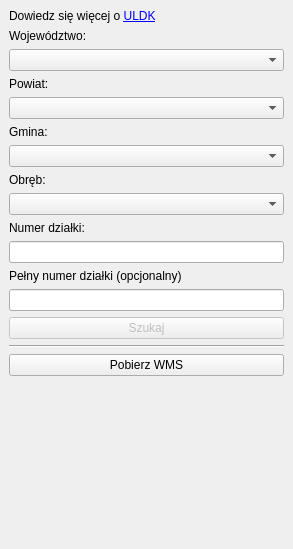
Qt form wyszukiwarka-gugik-uldk/plugin_dockwidget_base.ui (gis-support/wyszukiwarka-gugik-uldk) before a commit.
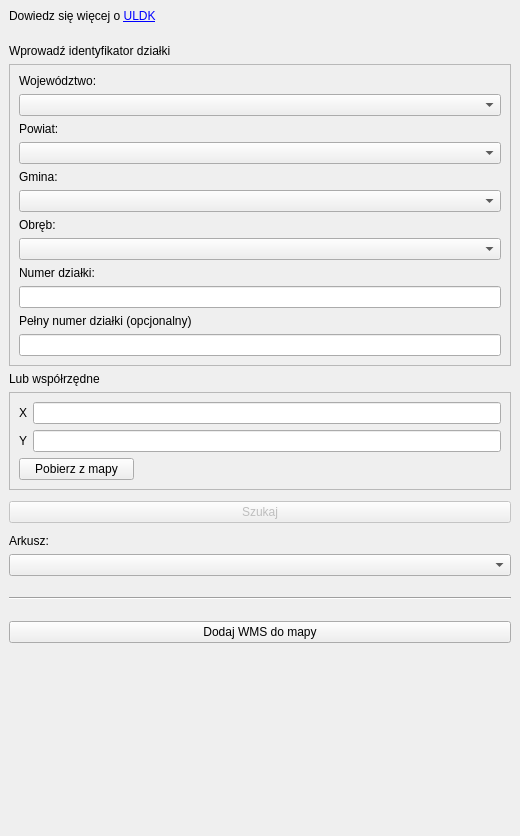
The same form after that commit.

Commit message: obsługa sytuacji gdy działka znajduje się na wielu arkuszach; dodana ikonka info

Diff of the .ui file:
```diff
--- a/wyszukiwarka-gugik-uldk/plugin_dockwidget_base.ui
+++ b/wyszukiwarka-gugik-uldk/plugin_dockwidget_base.ui
@@ -6,15 +6,15 @@
    <rect>
     <x>0</x>
     <y>0</y>
-    <width>293</width>
-    <height>549</height>
+    <width>520</width>
+    <height>836</height>
    </rect>
   </property>
   <property name="windowTitle">
    <string>Wyszukiwarka działek ewidencyjnych (GUGiK ULDK)</string>
   </property>
   <widget class="QWidget" name="dockWidgetContents">
-   <layout class="QVBoxLayout" name="verticalLayout">
+   <layout class="QVBoxLayout" name="verticalLayout_3">
     <item>
      <widget class="QLabel" name="lblInfo">
       <property name="text">
@@ -29,6 +29,38 @@
      </widget>
     </item>
     <item>
+     <spacer name="verticalSpacer_2">
+      <property name="orientation">
+       <enum>Qt::Vertical</enum>
+      </property>
+      <property name="sizeType">
+       <enum>QSizePolicy::Maximum</enum>
+      </property>
+      <property name="sizeHint" stdset="0">
+       <size>
+        <width>20</width>
+        <height>15</height>
+       </size>
+      </property>
+     </spacer>
+    </item>
+    <item>
+     <widget class="QLabel" name="label_8">
+      <property name="text">
+       <string>Wprowadź identyfikator działki</string>
+      </property>
+     </widget>
+    </item>
+    <item>
+     <widget class="QFrame" name="frame">
+      <property name="frameShape">
+       <enum>QFrame::StyledPanel</enum>
+      </property>
+      <property name="frameShadow">
+       <enum>QFrame::Raised</enum>
+      </property>
+      <layout class="QVBoxLayout" name="verticalLayout">
+       <item>
      <widget class="QLabel" name="label">
       <property name="text">
        <string>Województwo:</string>
@@ -95,12 +127,35 @@
      </widget>
     </item>
     <item>
+        <layout class="QFormLayout" name="formLayout">
+         <item row="0" column="0">
      <widget class="QLabel" name="label_6">
       <property name="text">
        <string>Pełny numer działki (opcjonalny)</string>
       </property>
      </widget>
     </item>
+         <item row="0" column="1">
+          <widget class="QLabel" name="label_info">
+           <property name="maximumSize">
+            <size>
+             <width>15</width>
+             <height>15</height>
+            </size>
+           </property>
+           <property name="toolTip">
+            <string>Możesz ręcznie wpisać kod TERYT działki</string>
+           </property>
+           <property name="text">
+            <string/>
+           </property>
+           <property name="scaledContents">
+            <bool>true</bool>
+           </property>
+          </widget>
+         </item>
+        </layout>
+       </item>
     <item>
      <widget class="QLineEdit" name="labelCurrentID">
       <property name="enabled">
@@ -120,6 +175,81 @@
       </property>
      </widget>
     </item>
+      </layout>
+     </widget>
+    </item>
+    <item>
+     <widget class="QLabel" name="label_select_by_coords">
+      <property name="text">
+       <string>Lub współrzędne</string>
+      </property>
+     </widget>
+    </item>
+    <item>
+     <widget class="QFrame" name="frame_select_by_coords">
+      <property name="frameShape">
+       <enum>QFrame::StyledPanel</enum>
+      </property>
+      <property name="frameShadow">
+       <enum>QFrame::Raised</enum>
+      </property>
+      <layout class="QVBoxLayout" name="verticalLayout_2">
+       <item>
+        <layout class="QFormLayout" name="formLayout_2">
+         <item row="0" column="0">
+          <widget class="QLabel" name="label_10">
+           <property name="text">
+            <string>X</string>
+           </property>
+          </widget>
+         </item>
+         <item row="0" column="1">
+          <widget class="QLineEdit" name="lineEdit"/>
+         </item>
+         <item row="2" column="0">
+          <widget class="QLabel" name="label_11">
+           <property name="text">
+            <string>Y</string>
+           </property>
+          </widget>
+         </item>
+         <item row="2" column="1">
+          <widget class="QLineEdit" name="lineEdit_2"/>
+         </item>
+        </layout>
+       </item>
+       <item>
+        <widget class="QPushButton" name="pushButton">
+         <property name="maximumSize">
+          <size>
+           <width>115</width>
+           <height>16777215</height>
+          </size>
+         </property>
+         <property name="text">
+          <string>Pobierz z mapy</string>
+         </property>
+        </widget>
+       </item>
+      </layout>
+     </widget>
+    </item>
+    <item>
+     <spacer name="verticalSpacer_5">
+      <property name="orientation">
+       <enum>Qt::Vertical</enum>
+      </property>
+      <property name="sizeType">
+       <enum>QSizePolicy::Minimum</enum>
+      </property>
+      <property name="sizeHint" stdset="0">
+       <size>
+        <width>20</width>
+        <height>5</height>
+       </size>
+      </property>
+     </spacer>
+    </item>
     <item>
      <widget class="QPushButton" name="btnSearch">
       <property name="enabled">
@@ -130,6 +260,48 @@
       </property>
      </widget>
     </item>
+    <item>
+     <spacer name="verticalSpacer_6">
+      <property name="orientation">
+       <enum>Qt::Vertical</enum>
+      </property>
+      <property name="sizeType">
+       <enum>QSizePolicy::Minimum</enum>
+      </property>
+      <property name="sizeHint" stdset="0">
+       <size>
+        <width>20</width>
+        <height>5</height>
+       </size>
+      </property>
+     </spacer>
+    </item>
+    <item>
+     <widget class="QLabel" name="label_arkusz">
+      <property name="text">
+       <string>Arkusz:</string>
+      </property>
+     </widget>
+    </item>
+    <item>
+     <widget class="QComboBox" name="combobox_arkusz"/>
+    </item>
+    <item>
+     <spacer name="verticalSpacer_3">
+      <property name="orientation">
+       <enum>Qt::Vertical</enum>
+      </property>
+      <property name="sizeType">
+       <enum>QSizePolicy::Minimum</enum>
+      </property>
+      <property name="sizeHint" stdset="0">
+       <size>
+        <width>20</width>
+        <height>15</height>
+       </size>
+      </property>
+     </spacer>
+    </item>
     <item>
      <widget class="Line" name="line">
       <property name="orientation">
@@ -137,10 +309,26 @@
       </property>
      </widget>
     </item>
+    <item>
+     <spacer name="verticalSpacer_4">
+      <property name="orientation">
+       <enum>Qt::Vertical</enum>
+      </property>
+      <property name="sizeType">
+       <enum>QSizePolicy::Minimum</enum>
+      </property>
+      <property name="sizeHint" stdset="0">
+       <size>
+        <width>20</width>
+        <height>15</height>
+       </size>
+      </property>
+     </spacer>
+    </item>
     <item>
      <widget class="QPushButton" name="btnWMS">
       <property name="text">
-       <string>Pobierz WMS</string>
+       <string>Dodaj WMS do mapy</string>
       </property>
      </widget>
     </item>
@@ -151,8 +339,8 @@
       </property>
       <property name="sizeHint" stdset="0">
        <size>
-        <width>20</width>
-        <height>40</height>
+        <width>17</width>
+        <height>79</height>
        </size>
       </property>
      </spacer>
```
Lines whose indentation alone changed are shown as unchanged. The commit also changes 4 other files.
